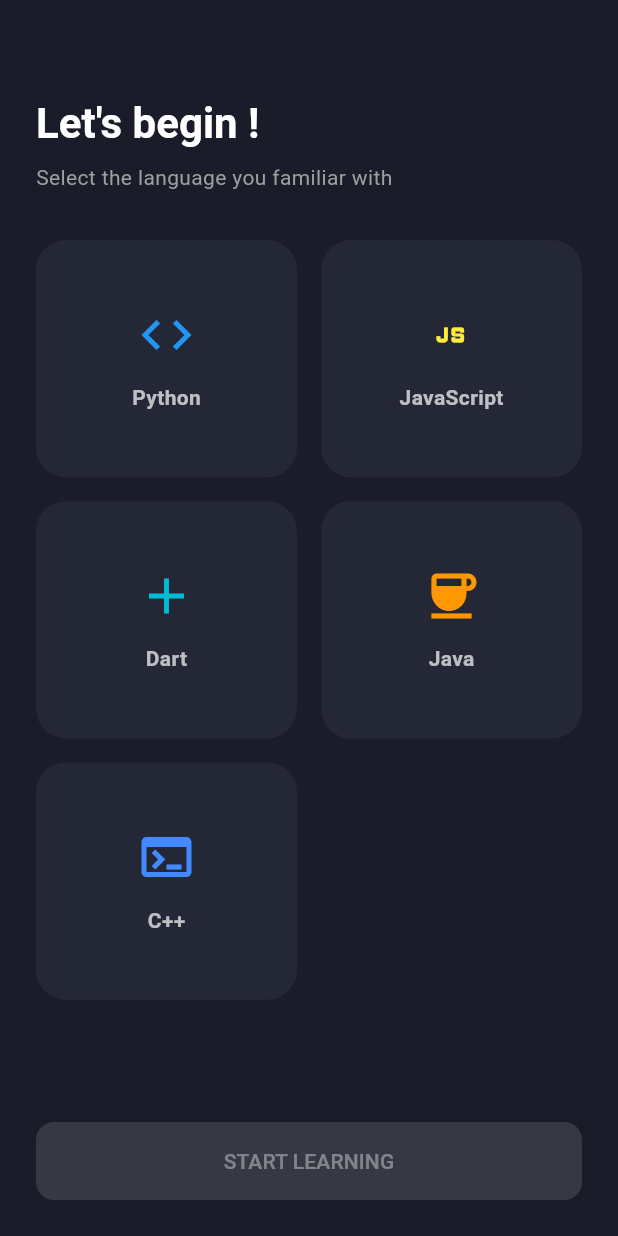
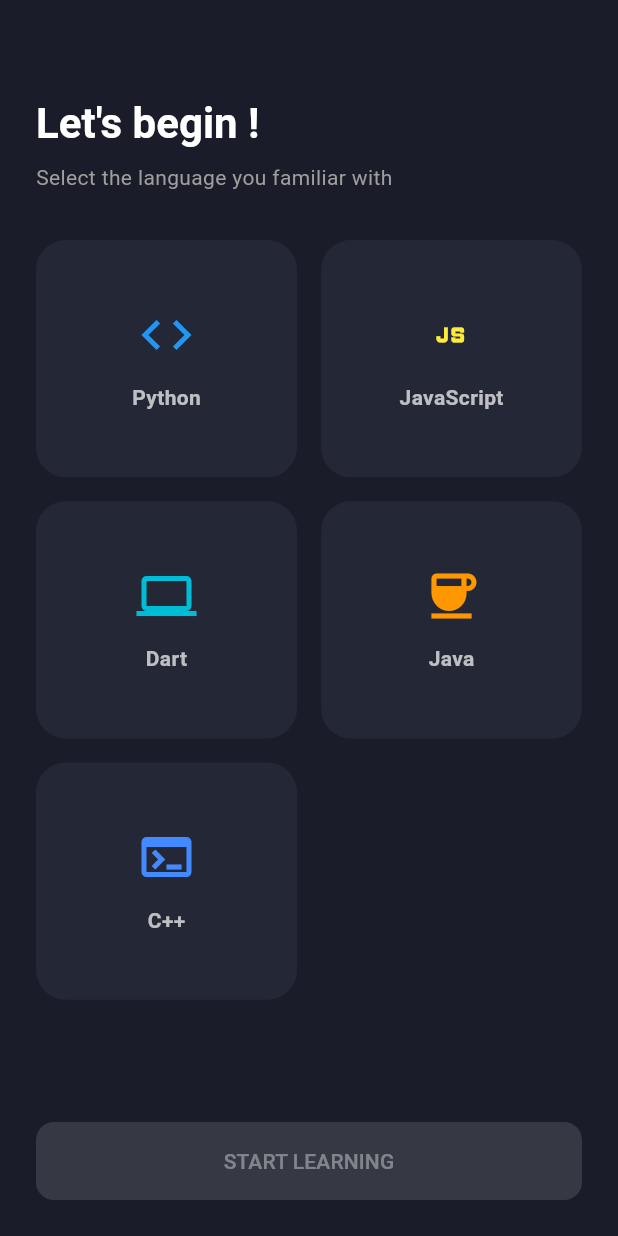
Before and after one commit to Abdelwahebbch/code_quest, a Flutter app: the LanguageSelectionScreen screen opened directly, on a phone screen of 412 x 824 dp. Run offline on Flutter 3.47's test engine with Material 3 defaults, Android fonts, the phone set to English and light mode, and no system bars; our stand-ins replace appwrite; accounts and stored records are empty; network calls fail.

Commit message:
7keyet fer8a

```diff
--- a/lib/views/dashboard/dashboard_screen.dart
+++ b/lib/views/dashboard/dashboard_screen.dart
@@ -66,7 +66,6 @@ class _DashboardHomeState extends State<_DashboardHome> {
   @override
   Widget build(BuildContext context) {
     final authService = Provider.of<AppwriteService>(context);
-   // final appwriteUser = authService.user;
 
     final user = authService.progress;
 
--- a/lib/views/onboarding/language_selection_screen.dart
+++ b/lib/views/onboarding/language_selection_screen.dart
@@ -16,7 +16,7 @@ class _LanguageSelectionScreenState extends State<LanguageSelectionScreen> {
   final List<Map<String, dynamic>> languages = [
     {'name': 'Python', 'icon': Icons.code, 'color': Colors.blue},
     {'name': 'JavaScript', 'icon': Icons.javascript, 'color': Colors.yellow},
-    {'name': 'Dart', 'icon': Icons.add, 'color': Colors.cyan},
+    {'name': 'Dart', 'icon': Icons.computer, 'color': Colors.cyan},
     {'name': 'Java', 'icon': Icons.coffee, 'color': Colors.orange},
     {'name': 'C++', 'icon': Icons.terminal, 'color': Colors.blueAccent},
   ];
```
Also changed, not shown: pubspec.lock.
